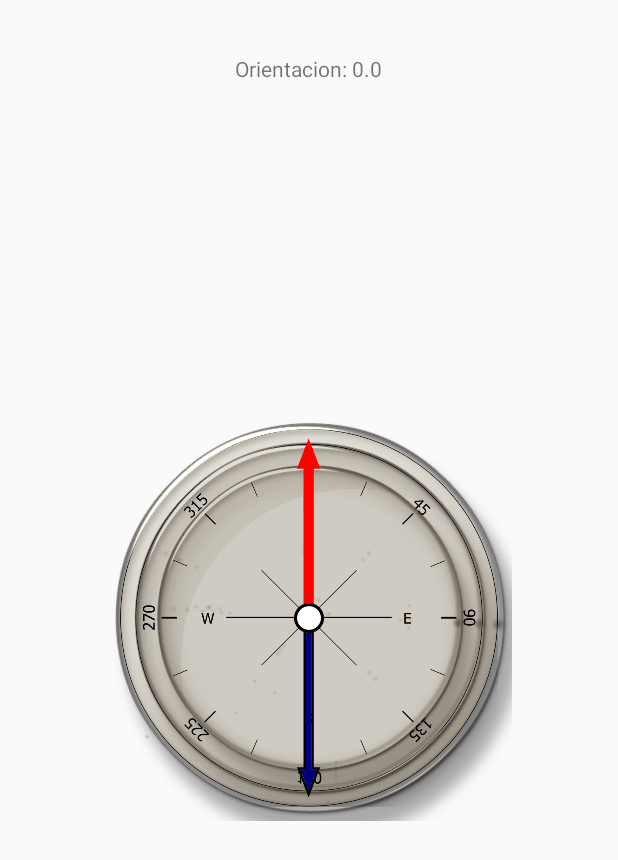
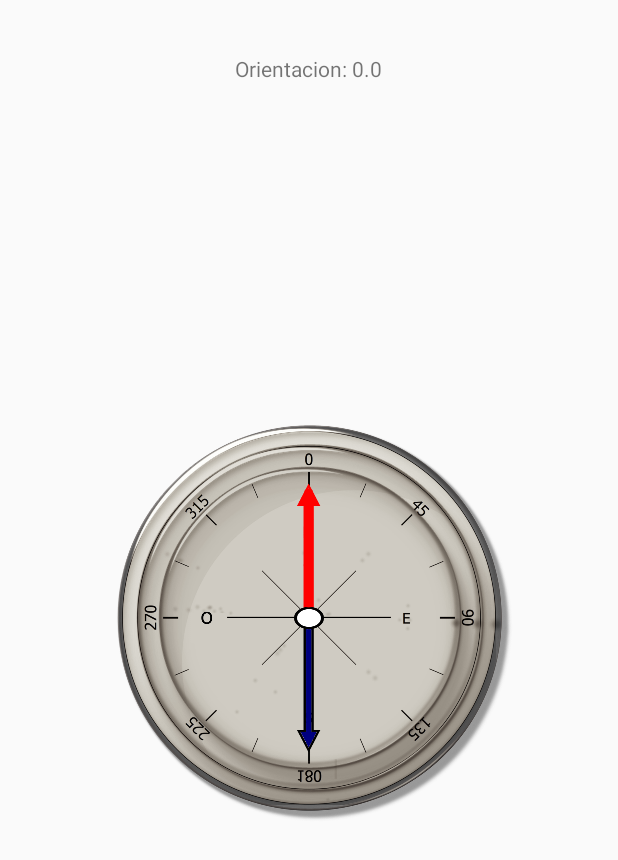
Before and after one commit to SergioPadilla/NPI-Android, an Android app: the screen it shows after launch (AppThree), after a tap on "BRUJULA", on a phone screen of 412 x 824 dp. Shown: the top 860 px of the screen. Run offline under Robolectric (Android 15) with nearby library versions, the phone set to English and light mode, and no system bars; libraries missing offline, so code that uses them is left out: in.championswimmer.sfg; 5 statements that could not run were skipped.

Commit message:
add new images

```diff
--- a/apps/app/src/main/java/com/piser/apps/ActivitySelector.java
+++ b/apps/app/src/main/java/com/piser/apps/ActivitySelector.java
@@ -73,7 +73,7 @@ public class ActivitySelector extends AppCompatActivity {
                 };
                 vibrator.vibrate(pattern, -1); // no repite patron
                 grtv.setText("Has deslizado " + fingers + " dedos  hacia abajo " + gestureDuration + " milisegundos " );
-                /*
+
                 if (fingers==1) {
                     mv.setBackgroundResource(R.drawable.board_down);
                 }
@@ -86,7 +86,7 @@ public class ActivitySelector extends AppCompatActivity {
                 else if (fingers==4) {
                     mv.setBackgroundResource(R.drawable.board_down_4);
                 }
-                */
+
                 return false;
             }
 
@@ -106,9 +106,9 @@ public class ActivitySelector extends AppCompatActivity {
                 else if (fingers==3) {
                     mv.setBackgroundResource(R.drawable.board_left_3);
                 }
-                //else if (fingers==4) {
-                //    mv.setBackgroundResource(R.drawable.board_right_4);
-                //}
+                else if (fingers==4) {
+                    mv.setBackgroundResource(R.drawable.board_left_4);
+                }
                 return false;
             }
 
@@ -141,6 +141,7 @@ public class ActivitySelector extends AppCompatActivity {
                 };
                 vibrator.vibrate(pattern, -1); // no repite patron
                 grtv.setText("Has pellizcado con " + fingers + " dedos " + gestureDuration + " milisegundos " );
+                mv.setBackgroundResource(R.drawable.pellizco);
                 return false;
             }
 
@@ -151,6 +152,7 @@ public class ActivitySelector extends AppCompatActivity {
                 };
                 vibrator.vibrate(pattern, -1); // no repite patron
                 grtv.setText("Has  estirado " + fingers + "dedos"  + gestureDuration + " milisegundos ");
+                mv.setBackgroundResource(R.drawable.estirado);
                 return false;
             }
 
@@ -162,7 +164,7 @@ public class ActivitySelector extends AppCompatActivity {
                         0,50,20,50
                 };
                 vibrator.vibrate(pattern, -1); // no repite patron
-
+                mv.setBackgroundResource(R.drawable.doubleclick);
 
                 return false;
             }
--- a/apps/app/src/main/res/layout/activity_app_three.xml
+++ b/apps/app/src/main/res/layout/activity_app_three.xml
@@ -17,19 +17,19 @@
 
     <ImageView
         android:id="@+id/main_image_dial"
-        android:layout_width="320dp"
-        android:layout_height="320dp"
-        android:layout_centerInParent="true"
+        android:layout_width="820dp"
         android:contentDescription="@string/compass_dial"
-        android:src="@drawable/dial" />
+        android:src="@drawable/dialsombra"
+        android:layout_height="820dp"
+        android:layout_alignParentStart="true" />
 
     <ImageView
         android:id="@+id/main_image_hands"
         android:layout_width="20dp"
-        android:layout_height="240dp"
         android:layout_centerInParent="true"
         android:contentDescription="@string/compass_hands"
         android:scaleType="fitXY"
-        android:src="@drawable/hands" />
+        android:src="@drawable/hands"
+        android:layout_height="180dp" />
 
 </RelativeLayout>
```
Also changed, not shown: apps/app/src/main/res/drawable/board_down.png (added), apps/app/src/main/res/drawable/board_down_2.png (added), apps/app/src/main/res/drawable/board_down_3.png (added), apps/app/src/main/res/drawable/board_down_4.png (added), apps/app/src/main/res/drawable/board_left_4.png (added), apps/app/src/main/res/drawable/dialsombra.png (added), apps/app/src/main/res/drawable/doubleclick.png (added), apps/app/src/main/res/drawable/estirado.png (added), apps/app/src/main/res/drawable/pellizco.png (added).
